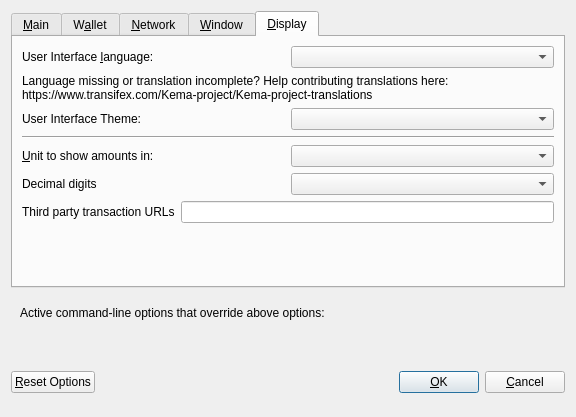
Before: the Qt Designer form src/qt/forms/optionsdialog.ui in wmcorless/kema, drawn with Qt 5.
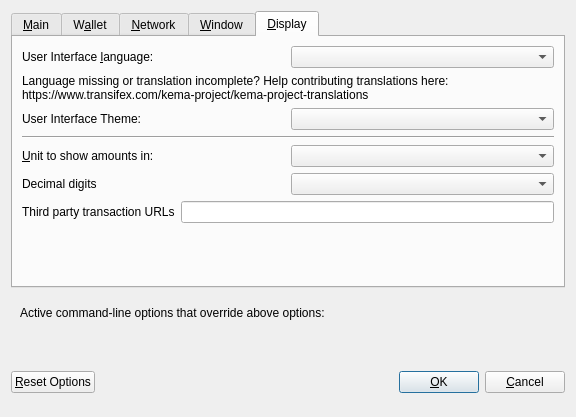
After: the same form once the commit is applied. The open tabs and pages were chosen to show the change. Custom widgets are drawn as their Qt base class.

```diff
--- a/src/qt/forms/optionsdialog.ui
+++ b/src/qt/forms/optionsdialog.ui
@@ -476,7 +476,7 @@
          </property>
          <property name="text">
           <string>Language missing or translation incomplete? Help contributing translations here:
-https://www.transifex.com/Kema-project/Kema-project-translations</string>
+https://www.transifex.com/kema-project/kema-project-translations</string>
          </property>
          <property name="wordWrap">
           <bool>true</bool>
```
